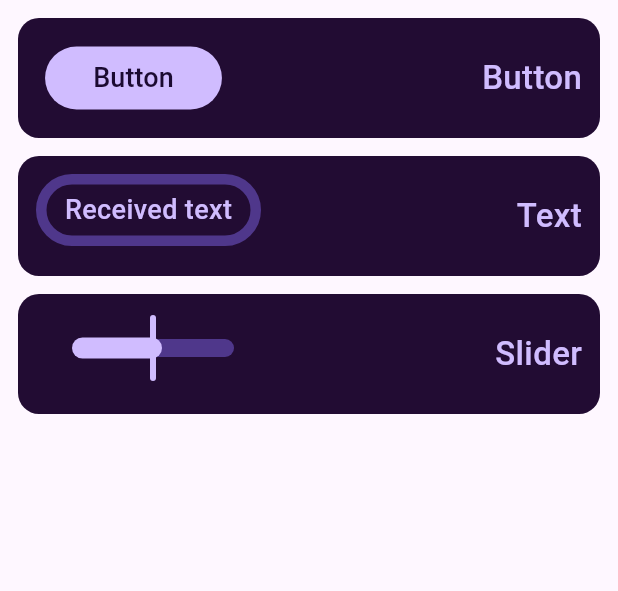
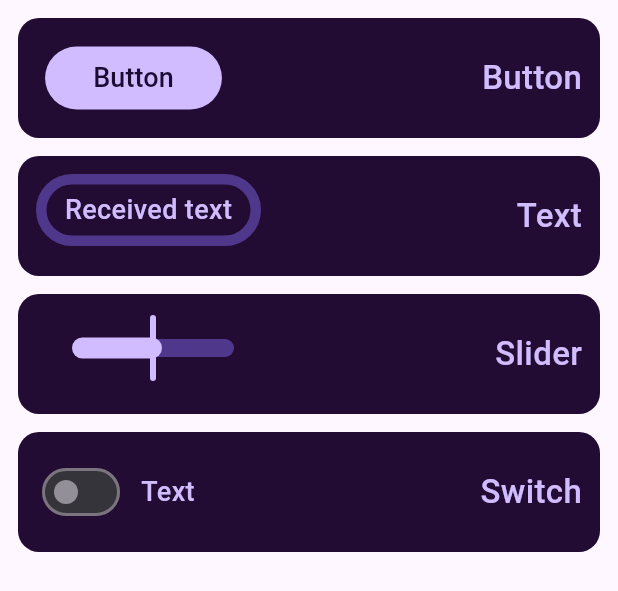
Before and after one commit to vnazarko/mqtt_tracker, a Flutter app: the ListOfWidgets widget shown alone on an empty page, opened directly with empty values, on a phone screen of 412 x 824 dp. Shown: the top 591 px of the screen. Run offline on Flutter 3.47's test engine with Material 3 defaults, Android fonts, the phone set to English and light mode, and no system bars; missing offline and left inert: mqtt_client.

Commit message:
added: implementation of sending data using a switch

```diff
--- a/lib/pages/widgets_for_workspace/slider.dart
+++ b/lib/pages/widgets_for_workspace/slider.dart
@@ -18,7 +18,6 @@ class SliderOfWorkspace extends ElemOfWorkspaceWithState {
 class _SliderOfWorkspaceState extends State<SliderOfWorkspace> {
 
   late double _valueOfSlider;
-
 
   @override
   void initState() {
--- a/lib/pages/widgets_for_workspace/switch.dart
+++ b/lib/pages/widgets_for_workspace/switch.dart
@@ -1,11 +1,13 @@
 import 'package:flutter/material.dart';
 import 'package:mqtt_tracker/models/workspace_model.dart';
+import 'package:mqtt_tracker/mqtt_manager.dart';
 import 'package:mqtt_tracker/pages/widgets_for_workspace/widget.dart';
 
 class SwitchOfWorkspace extends ElemOfWorkspaceWithState {
   final String text;
+  final Map<String, dynamic> currentWorkspace;
 
-  SwitchOfWorkspace({super.key, super.topic, super.inWorkspace, required this.text});
+  SwitchOfWorkspace({super.key, super.topic, super.inWorkspace, required this.text, required this.currentWorkspace});
 
   @override
   State<SwitchOfWorkspace> createState() => _SwitchOfWorkspaceState();
@@ -16,6 +18,17 @@ class _SwitchOfWorkspaceState extends State<SwitchOfWorkspace> {
 
   @override
   Widget build(BuildContext context) {
+
+    final mqttManager = MqttManager(
+      server: widget.currentWorkspace['Server'],
+      username: widget.currentWorkspace['User'],
+      password: widget.currentWorkspace['Password'],
+      port: int.parse(widget.currentWorkspace['Port']),
+      clientId: 'switch/${widget.text}/${widget.currentWorkspace['Widgets'].length}',
+    );
+
+    if (widget.inWorkspace != false) mqttManager.connect();
+
     return Row(
       mainAxisAlignment: MainAxisAlignment.center,
       children: [
@@ -28,6 +41,11 @@ class _SwitchOfWorkspaceState extends State<SwitchOfWorkspace> {
           onChanged: (bool value) {
             setState(() {
               isActive = value;
+              if (value == true) {
+                mqttManager.publishMessage(widget.topic!, '1');
+              } else {
+                mqttManager.publishMessage(widget.topic!, '0');
+              }
             });
           },
         ),
@@ -48,8 +66,9 @@ class _SwitchOfWorkspaceState extends State<SwitchOfWorkspace> {
 class SwitchWidgetForm extends StatelessWidget {
   final WorkspaceModel workspaceList;
   final String index;
+  final Map<String, dynamic> currentWorkspace;
 
-  const SwitchWidgetForm({super.key, required this.workspaceList, required this.index});
+  const SwitchWidgetForm({super.key, required this.workspaceList, required this.index, required this.currentWorkspace});
 
 
   @override
@@ -78,6 +97,7 @@ class SwitchWidgetForm extends StatelessWidget {
             name: name,
             topic: topic,
             index: index,
+            currentWorkspace: currentWorkspace
           )
         ]
       )
@@ -124,10 +144,11 @@ class SaveButton extends StatelessWidget {
   final TextEditingController name;
   final TextEditingController topic;
   final String index;
+  final Map<String, dynamic> currentWorkspace;
 
 
   const SaveButton({
-    super.key, required this.name, required this.topic, required this.workspaceList, required this.index,
+    super.key, required this.name, required this.topic, required this.workspaceList, required this.index, required this.currentWorkspace,
   });
 
   @override
@@ -157,7 +178,7 @@ class SaveButton extends StatelessWidget {
               if (topic.value.text.isNotEmpty) {
                 widgetInfo['Name'] = name.text;
                 widgetInfo['Topic'] = topic.text;
-                widgetInfo['Widget'] = SwitchOfWorkspace(inWorkspace: true, topic: topic.text, text: name.text);
+                widgetInfo['Widget'] = SwitchOfWorkspace(inWorkspace: true, topic: topic.text, text: name.text, currentWorkspace: currentWorkspace);
 
                 workspaceList.addWidget(widgetInfo, index);
 
--- a/lib/pages/workspace_page.dart
+++ b/lib/pages/workspace_page.dart
@@ -200,19 +200,21 @@ class ListOfWidgets extends StatelessWidget {
         ),
         index: index,
       ),
-      // const SizedBox(height: 12,),
-      // WidgetForWorkspace(
-      //   text: 'Switch',
-      //   widget: SwitchOfWorkspace(
-      //     inWorkspace: false,
-      //     text: 'Text',
-      //   ),
-      //   form: SwitchWidgetForm(
-      //     index: index,
-      //     workspaceList: workspaceList,
-      //   ),
-      //   index: index,
-      // ),
+      const SizedBox(height: 12,),
+      WidgetForWorkspace(
+        text: 'Switch',
+        widget: SwitchOfWorkspace(
+          inWorkspace: false,
+          text: 'Text',
+          currentWorkspace: currentWorkspace,
+        ),
+        form: SwitchWidgetForm(
+          index: index,
+          workspaceList: workspaceList,
+          currentWorkspace: currentWorkspace,
+        ),
+        index: index,
+      ),
       // const SizedBox(height: 12,),
       // WidgetForWorkspace(
       //   text: 'Gauge',
```
